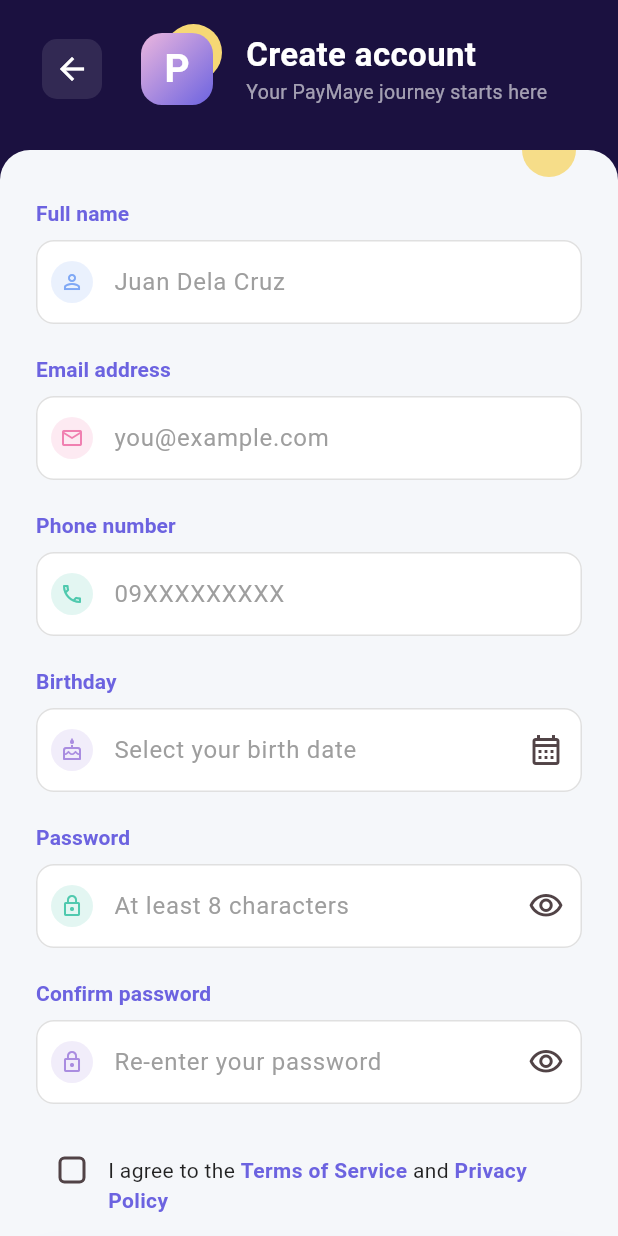
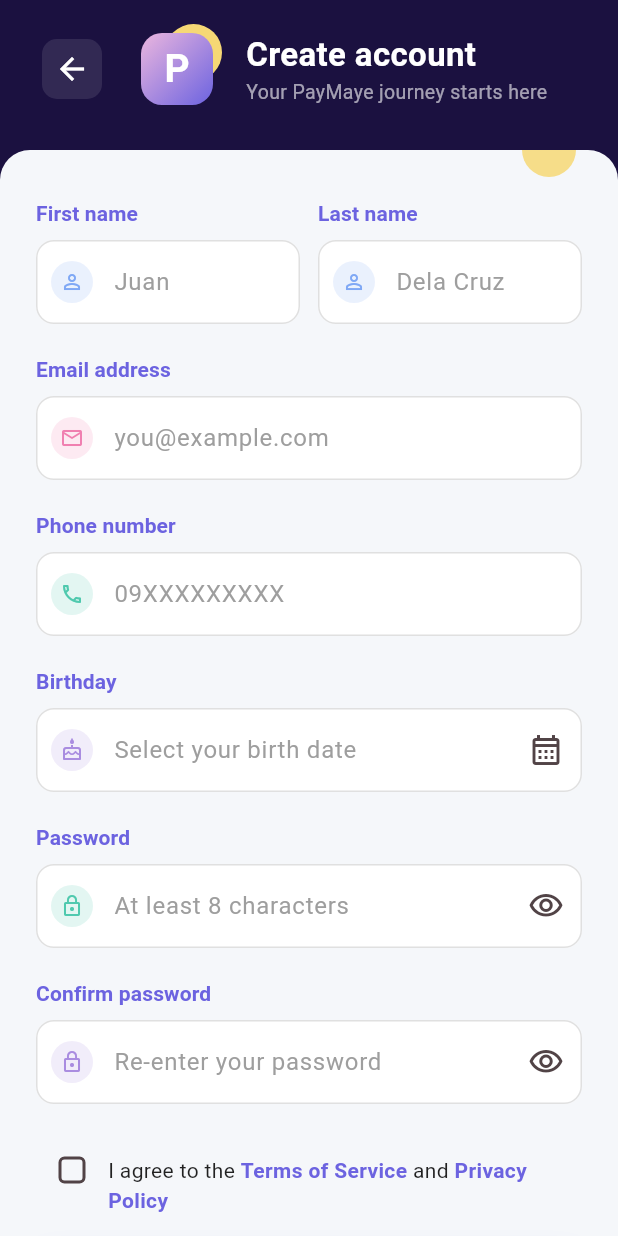
Before and after one commit to kurirohan/flutter_banking_app, a Flutter app: the SignupScreen screen opened by its route, on a phone screen of 412 x 824 dp. Run offline on Flutter 3.47's test engine with Material 3 defaults, Android fonts, the phone set to English and light mode, and no system bars; our stand-ins replace dio, equatable, fl_chart, flutter_bloc, flutter_secure_storage, go_router and 1 more; accounts and stored records are empty.

Commit message:
Add firstname and lastname

```diff
--- a/lib/features/auth/ui/signup_screen.dart
+++ b/lib/features/auth/ui/signup_screen.dart
@@ -1,17 +1,3 @@
-// PayMaye — Sign Up Screen
-//
-// Standalone screen for new-account creation. Not yet wired into
-// AuthBloc (the app currently uses an OAuth + PKCE-only login flow —
-// see login_screen.dart / auth_bloc.dart), so this screen collects and
-// validates the form locally. To go live, connect `_handleSubmit` to a
-// real registration call (e.g. a new AuthSignupRequested event on
-// AuthBloc).
-//
-// Palette matches login_screen.dart / the reference Figma UI kit:
-// deep navy header + pink-violet gradient + yellow accent, and the
-// colorful pastel field badges echo the contact avatars (ES/EA/OW/SB)
-// from the reference kit's Transfer screen. All defined centrally in
-// AppColors.auth*.
 import 'package:flutter/material.dart';
 import 'package:go_router/go_router.dart';
 import '../../../core/theme/app_colors.dart';
@@ -29,7 +15,8 @@
 class _SignupScreenState extends State<SignupScreen> {
   final _formKey = GlobalKey<FormState>();
 
-  final _nameController = TextEditingController();
+  final _firstNameController = TextEditingController();
+  final _lastNameController = TextEditingController();
   final _emailController = TextEditingController();
   final _passwordController = TextEditingController();
   final _confirmPasswordController = TextEditingController();
@@ -38,15 +25,18 @@
 
   DateTime? _selectedBirthday;
 
-
   bool _obscurePassword = true;
   bool _obscureConfirmPassword = true;
   bool _agreedToTerms = false;
   bool _isSubmitting = false;
 
+  static const double _labelGap = AppSpacing.sm;
+  static const double _fieldGap = AppSpacing.xl;
+
   @override
   void dispose() {
-    _nameController.dispose();
+    _firstNameController.dispose();
+    _lastNameController.dispose();
     _emailController.dispose();
     _phoneController.dispose();
     _birthdayController.dispose();
@@ -55,9 +45,23 @@
     super.dispose();
   }
 
-  String? _validateName(String? value) {
-    if (value == null || value.trim().isEmpty) return 'Enter your full name';
-    if (value.trim().length < 2) return 'Name looks too short';
+  String? _validateFirstName(String? value) {
+    if (value == null || value.trim().isEmpty) {
+      return 'Enter your first name';
+    }
+    if (value.trim().length < 2) {
+      return 'First name is too short';
+    }
+    return null;
+  }
+
+  String? _validateLastName(String? value) {
+    if (value == null || value.trim().isEmpty) {
+      return 'Enter your last name';
+    }
+    if (value.trim().length < 2) {
+      return 'Last name is too short';
+    }
     return null;
   }
 
@@ -115,6 +119,7 @@
             "${pickedDate.day.toString().padLeft(2, '0')}/"
             "${pickedDate.year}";
       });
+      _formKey.currentState?.validate();
     }
   }
 
@@ -149,12 +154,6 @@
 
     setState(() => _isSubmitting = true);
 
-    // TODO: replace with a real registration call, e.g.:
-    // context.read<AuthBloc>().add(AuthSignupRequested(
-    //   name: _nameController.text.trim(),
-    //   email: _emailController.text.trim(),
-    //   password: _passwordController.text,
-    // ));
     await Future.delayed(const Duration(seconds: 1));
 
     if (!mounted) return;
@@ -169,9 +168,6 @@
     context.go('/login');
   }
 
-  /// Small colored circle badge for a field's leading icon — echoes the
-  /// pastel contact-avatar circles (ES, EA, OW, SB...) from the
-  /// reference kit's Transfer screen.
   Widget _fieldBadge(IconData icon, Color color) {
     return Container(
       margin: const EdgeInsets.all(10),
@@ -182,6 +178,35 @@
         shape: BoxShape.circle,
       ),
       child: Icon(icon, size: 16, color: color),
+    );
+  }
+
+
+  Widget _fieldLabel(BuildContext context, String text) {
+    return Text(
+      text,
+      style: Theme.of(context).textTheme.labelLarge?.copyWith(
+            color: AppColors.authGradientEnd,
+          ),
+    );
+  }
+
+  Widget _buildField({
+    required BuildContext context,
+    required String label,
+    required Widget field,
+    bool trailingGap = true,
+  }) {
+    return Padding(
+      padding: EdgeInsets.only(bottom: trailingGap ? _fieldGap : 0),
+      child: Column(
+        crossAxisAlignment: CrossAxisAlignment.start,
+        children: [
+          _fieldLabel(context, label),
+          const SizedBox(height: _labelGap),
+          field,
+        ],
+      ),
     );
   }
 
@@ -210,8 +235,6 @@
                     ),
                   ),
                   const SizedBox(width: AppSpacing.lg),
-                  // Logo with the yellow accent blob peeking out behind it,
-                  // same treatment as login_screen.dart.
                   SizedBox(
                     width: 60,
                     height: 60,
@@ -300,9 +323,7 @@
                         data: Theme.of(context).copyWith(
                           inputDecorationTheme: PayMayeTheme.authInputDecorationTheme,
                           textTheme: Theme.of(context).textTheme.copyWith(
-                            bodyLarge: const TextStyle(
-                              color: Colors.black87,
-                              ),
+                                bodyLarge: const TextStyle(color: Colors.black87),
                               ),
                         ),
                         child: Form(
@@ -311,34 +332,64 @@
                           child: Column(
                             crossAxisAlignment: CrossAxisAlignment.start,
                             children: [
-                              Text(
-                                'Full name',
-                                style: Theme.of(context).textTheme.labelLarge?.copyWith(
-                                      color: AppColors.authGradientEnd,
-                                    ),
-                              ),
-                              const SizedBox(height: AppSpacing.sm),
+                              Padding(
+                                padding: const EdgeInsets.only(bottom: _fieldGap),
+                                child: Row(
+                                  crossAxisAlignment: CrossAxisAlignment.start,
+                                  children: [
+                                    Expanded(
+                                      child: Column(
+                                        crossAxisAlignment: CrossAxisAlignment.start,
+                                        children: [
+                                          _fieldLabel(context, 'First name'),
+                                          const SizedBox(height: _labelGap),
                                           TextFormField(
-                                controller: _nameController,
+                                            controller: _firstNameController,
                                             textCapitalization: TextCapitalization.words,
                                             textInputAction: TextInputAction.next,
                                             decoration: InputDecoration(
-                                  hintText: 'Juan Dela Cruz',
+                                              hintText: 'Juan',
                                               prefixIcon: _fieldBadge(
-                                      Icons.person_outline, AppColors.authBadgeBlue),
-                                ),
-                                validator: _validateName,
-                              ),
-                              const SizedBox(height: AppSpacing.xl),
-
-                              Text(
-                                'Email address',
-                                style: Theme.of(context).textTheme.labelLarge?.copyWith(
-                                      color: AppColors.authGradientEnd,
+                                                Icons.person_outline,
+                                                AppColors.authBadgeBlue,
                                               ),
                                             ),
-                              const SizedBox(height: AppSpacing.sm),
+                                            validator: _validateFirstName,
+                                          ),
+                                        ],
+                                      ),
+                                    ),
+                                    const SizedBox(width: AppSpacing.md),
+                                    Expanded(
+                                      child: Column(
+                                        crossAxisAlignment: CrossAxisAlignment.start,
+                                        children: [
+                                          _fieldLabel(context, 'Last name'),
+                                          const SizedBox(height: _labelGap),
                                           TextFormField(
+                                            controller: _lastNameController,
+                                            textCapitalization: TextCapitalization.words,
+                                            textInputAction: TextInputAction.next,
+                                            decoration: InputDecoration(
+                                              hintText: 'Dela Cruz',
+                                              prefixIcon: _fieldBadge(
+                                                Icons.person_outline,
+                                                AppColors.authBadgeBlue,
+                                              ),
+                                            ),
+                                            validator: _validateLastName,
+                                          ),
+                                        ],
+                                      ),
+                                    ),
+                                  ],
+                                ),
+                              ),
+
+                              _buildField(
+                                context: context,
+                                label: 'Email address',
+                                field: TextFormField(
                                   controller: _emailController,
                                   keyboardType: TextInputType.emailAddress,
                                   textInputAction: TextInputAction.next,
@@ -349,16 +400,12 @@
                                   ),
                                   validator: _validateEmail,
                                 ),
-                              const SizedBox(height: AppSpacing.xl),
+                              ),
 
-                              Text(
-                                'Phone number',
-                                style: Theme.of(context).textTheme.labelLarge?.copyWith(
-                                      color: AppColors.authGradientEnd,
-                                    ),
-                              ),
-                              const SizedBox(height: AppSpacing.sm),
-                              TextFormField(
+                              _buildField(
+                                context: context,
+                                label: 'Phone number',
+                                field: TextFormField(
                                   controller: _phoneController,
                                   keyboardType: TextInputType.phone,
                                   textInputAction: TextInputAction.next,
@@ -373,16 +420,12 @@
                                   ),
                                   validator: _validatePhone,
                                 ),
-                              const SizedBox(height: AppSpacing.xl),
+                              ),
 
-                              Text(
-                                'Birthday',
-                                style: Theme.of(context).textTheme.labelLarge?.copyWith(
-                                      color: AppColors.authGradientEnd,
-                                    ),
-                              ),
-                              const SizedBox(height: AppSpacing.sm),
-                              TextFormField(
+                              _buildField(
+                                context: context,
+                                label: 'Birthday',
+                                field: TextFormField(
                                   controller: _birthdayController,
                                   readOnly: true,
                                   validator: _validateBirthday,
@@ -396,16 +439,12 @@
                                     suffixIcon: const Icon(Icons.calendar_month_outlined),
                                   ),
                                 ),
-                              const SizedBox(height: AppSpacing.xl),
+                              ),
 
-                              Text(
-                                'Password',
-                                style: Theme.of(context).textTheme.labelLarge?.copyWith(
-                                      color: AppColors.authGradientEnd,
-                                    ),
-                              ),
-                              const SizedBox(height: AppSpacing.sm),
-                              TextFormField(
+                              _buildField(
+                                context: context,
+                                label: 'Password',
+                                field: TextFormField(
                                   controller: _passwordController,
                                   obscureText: _obscurePassword,
                                   textInputAction: TextInputAction.next,
@@ -423,16 +462,13 @@
                                   ),
                                   validator: _validatePassword,
                                 ),
-                              const SizedBox(height: AppSpacing.xl),
+                              ),
 
-                              Text(
-                                'Confirm password',
-                                style: Theme.of(context).textTheme.labelLarge?.copyWith(
-                                      color: AppColors.authGradientEnd,
-                                    ),
-                              ),
-                              const SizedBox(height: AppSpacing.sm),
-                              TextFormField(
+                              _buildField(
+                                context: context,
+                                label: 'Confirm password',
+                                trailingGap: false,
+                                field: TextFormField(
                                   controller: _confirmPasswordController,
                                   obscureText: _obscureConfirmPassword,
                                   textInputAction: TextInputAction.done,
@@ -450,6 +486,7 @@
                                   ),
                                   validator: _validateConfirmPassword,
                                   onFieldSubmitted: (_) => _handleSubmit(),
+                                ),
                               ),
                               const SizedBox(height: AppSpacing.xl),
 
@@ -508,7 +545,6 @@
                               ),
                               const SizedBox(height: AppSpacing.xxl),
 
-                              // Create account button — gradient, matches login
                               SizedBox(
                                 width: double.infinity,
                                 height: 56,
@@ -560,17 +596,17 @@
                               const SizedBox(height: AppSpacing.xl),
 
                               // Sign in link
-                              Center
-                              (
+                              Center(
                                 child: Row(
                                   mainAxisSize: MainAxisSize.min,
                                   mainAxisAlignment: MainAxisAlignment.center,
                                   children: [
                                     Text(
                                       'Already have an account? ',
-                                      style: Theme.of(context).textTheme.bodyMedium?.copyWith(
-                                            color: Colors.grey.shade600,
-                                          ),
+                                      style: Theme.of(context)
+                                          .textTheme
+                                          .bodyMedium
+                                          ?.copyWith(color: Colors.grey.shade600),
                                     ),
                                     GestureDetector(
                                       onTap: () => context.go('/login'),
```
Lines whose indentation alone changed are shown as unchanged.
